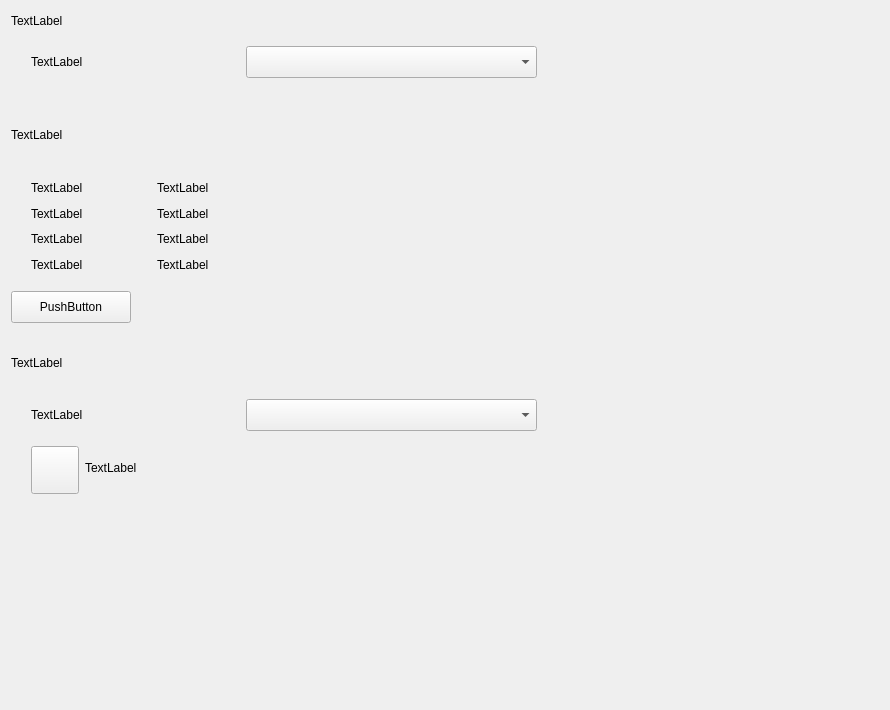
Above: plugins/time-language/area/area.ui from ukui/ukui-control-center before the change. Below: the same form after it.
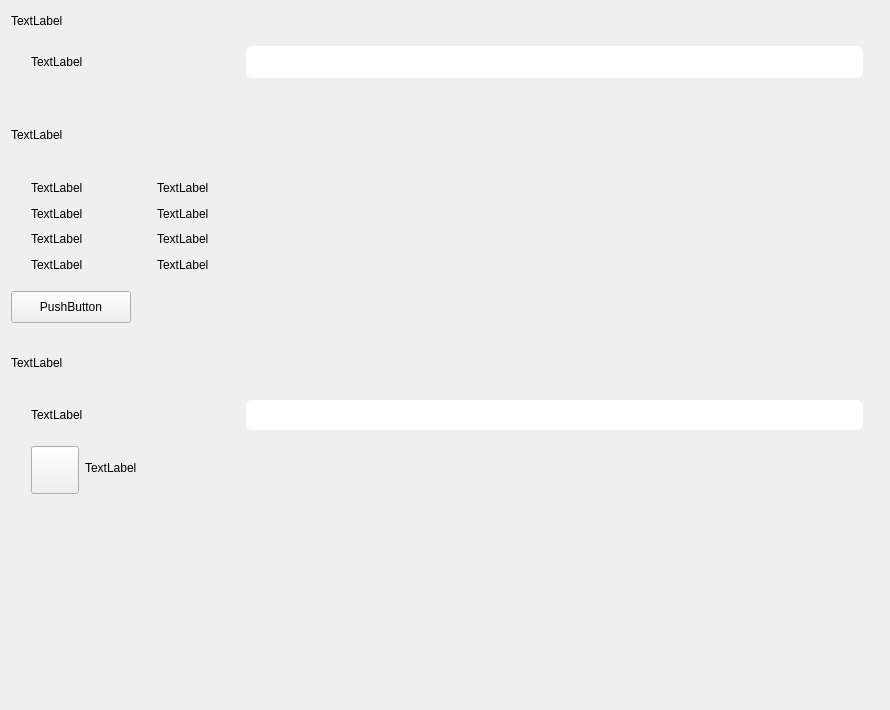
That is the form after the change. Icons and pictures are not drawn.

Commit message: Change the drop-down box style

The edit to the form file:
```diff
--- a/plugins/time-language/area/area.ui
+++ b/plugins/time-language/area/area.ui
@@ -106,6 +106,9 @@
         <property name="leftMargin">
          <number>20</number>
         </property>
+        <property name="rightMargin">
+         <number>16</number>
+        </property>
         <item>
          <widget class="QLabel" name="countrylabel">
           <property name="minimumSize">
@@ -136,30 +139,51 @@
           <property name="minimumSize">
            <size>
             <width>291</width>
-            <height>32</height>
+            <height>30</height>
            </size>
           </property>
           <property name="maximumSize">
            <size>
-            <width>291</width>
+            <width>16777215</width>
             <height>32</height>
            </size>
           </property>
+          <property name="styleSheet">
+           <string notr="true">QComboBox{
+    background: rgba(255, 255, 255);
+    border-radius: 6px;
+    font-size:14px;
+    color: black;
+    min-height: 30px;
+    combobox-popup: 0;  /* 配合setMaxVisibleItems设置下拉框显示的条数，超过的滚动显示 */
+}
+
+QComboBox QAbstractItemView::item {
+    min-height: 30px;
+    border-radius: 2px ;
+    color:black;
+    background-color: rgba(255, 255, 255);
+}
+
+QComboBox::down-arrow{
+    image:url(://img/dropArrow/downpx.png);
+}
+
+QComboBox::drop-down{
+    width: 30px;
+    border: none;
+}
+
+QComboBox QListView::item:selected{
+    background: #3D6BE5;
+}
+
+
+
+</string>
+          </property>
          </widget>
         </item>
-        <item>
-         <spacer name="horizontalSpacer_3">
-          <property name="orientation">
-           <enum>Qt::Horizontal</enum>
-          </property>
-          <property name="sizeHint" stdset="0">
-           <size>
-            <width>248</width>
-            <height>47</height>
-           </size>
-          </property>
-         </spacer>
-        </item>
        </layout>
       </item>
      </layout>
@@ -464,6 +488,9 @@
         <property name="leftMargin">
          <number>20</number>
         </property>
+        <property name="rightMargin">
+         <number>16</number>
+        </property>
         <property name="bottomMargin">
          <number>0</number>
         </property>
@@ -477,7 +504,7 @@
           </property>
           <property name="maximumSize">
            <size>
-            <width>16777215</width>
+            <width>209</width>
             <height>18</height>
            </size>
           </property>
@@ -497,24 +524,45 @@
           <property name="minimumSize">
            <size>
             <width>291</width>
-            <height>32</height>
+            <height>30</height>
            </size>
           </property>
+          <property name="styleSheet">
+           <string notr="true">QComboBox{
+    background: rgba(255, 255, 255);
+    border-radius: 6px;
+    font-size:14px;
+    color: black;
+    min-height: 30px;
+    combobox-popup: 0;  /* 配合setMaxVisibleItems设置下拉框显示的条数，超过的滚动显示 */
+}
+
+QComboBox QAbstractItemView::item {
+    min-height: 30px;
+    border-radius: 2px ;
+    color:black;
+    background-color: rgba(255, 255, 255);
+}
+
+QComboBox::down-arrow{
+    image:url(://img/dropArrow/downpx.png);
+}
+
+QComboBox::drop-down{
+    width: 30px;
+    border: none;
+}
+
+QComboBox QListView::item:selected{
+    background: #3D6BE5;
+}
+
+
+
+</string>
+          </property>
          </widget>
         </item>
-        <item>
-         <spacer name="horizontalSpacer_11">
-          <property name="orientation">
-           <enum>Qt::Horizontal</enum>
-          </property>
-          <property name="sizeHint" stdset="0">
-           <size>
-            <width>323</width>
-            <height>29</height>
-           </size>
-          </property>
-         </spacer>
-        </item>
        </layout>
       </widget>
      </item>
```
The commit also changes 22 other files.
